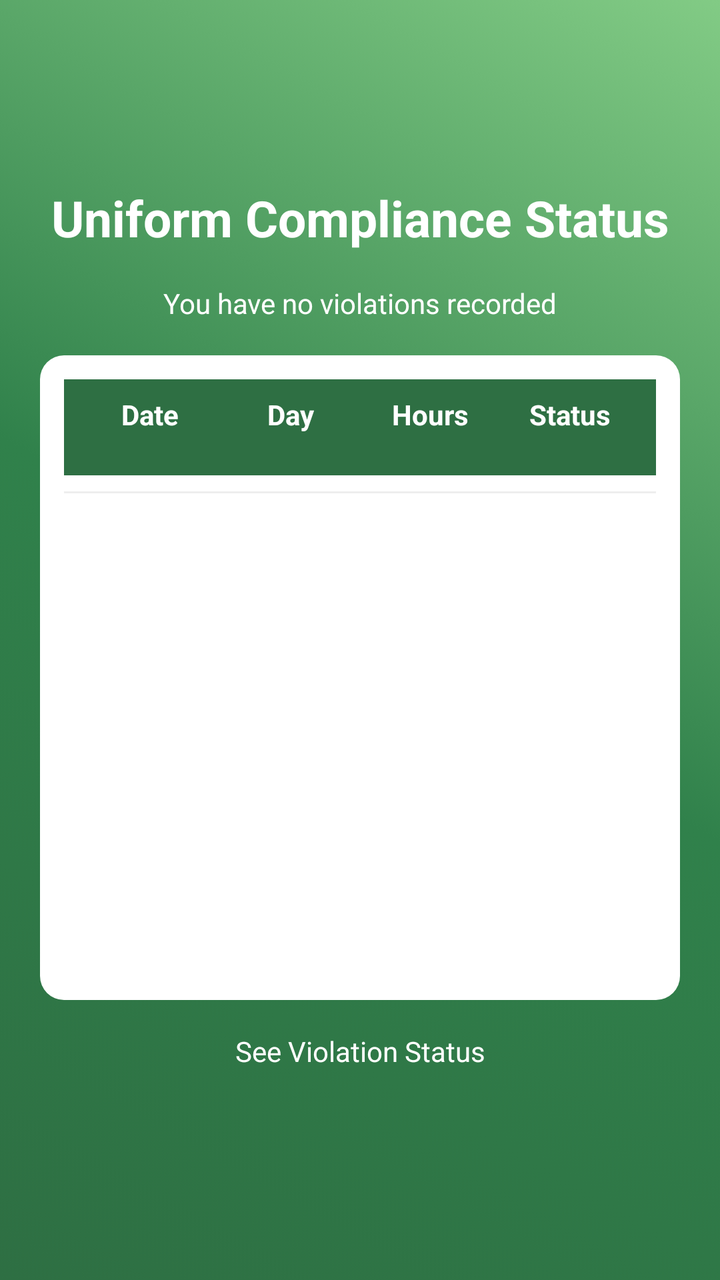
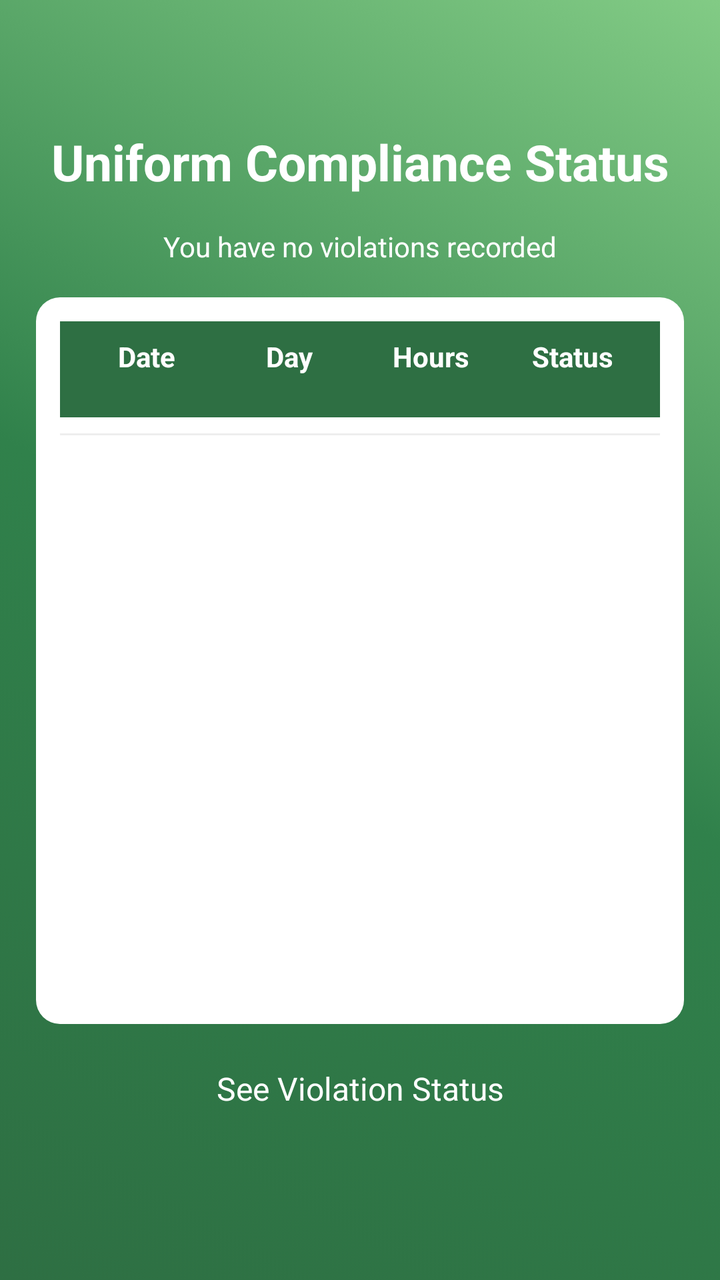

An Android layout rendered at two revisions. The XML below is the earlier revision; the diff shows what the commit changed to produce the second picture.
<!-- AndroidManifest.xml: application theme Theme.RFID -->
<!-- res/layout/fragment_status.xml -->
<?xml version="1.0" encoding="utf-8"?>
<androidx.constraintlayout.widget.ConstraintLayout xmlns:android="http://schemas.android.com/apk/res/android"
    xmlns:tools="http://schemas.android.com/tools"
    android:layout_width="match_parent"
    android:layout_height="match_parent"
    android:padding="20dp"
    xmlns:app="http://schemas.android.com/apk/res-auto"
    android:background="@drawable/gradient_background"
    tools:context=".main_app.StatusFragment">

    <androidx.constraintlayout.widget.Guideline
        android:id="@+id/guideTop"
        android:layout_width="wrap_content"
        android:layout_height="wrap_content"
        android:orientation="horizontal"
        app:layout_constraintGuide_percent="0.12" />

    <androidx.constraintlayout.widget.Guideline
        android:id="@+id/guideBottom"
        android:layout_width="wrap_content"
        android:layout_height="wrap_content"
        android:orientation="horizontal"
        app:layout_constraintGuide_percent="0.8" />

    <TextView
        android:id="@+id/textView30"
        android:layout_width="wrap_content"
        android:layout_height="wrap_content"
        android:text="Uniform Compliance Status"
        android:textColor="@color/white"
        android:textSize="25sp"
        android:textStyle="bold"
        app:layout_constraintTop_toBottomOf="@id/guideTop"
        app:layout_constraintEnd_toEndOf="parent"
        app:layout_constraintStart_toStartOf="parent"/>

    <TextView
        android:id="@+id/textView32"
        android:layout_width="225dp"
        android:layout_height="40dp"
        android:gravity="center"
        android:layout_marginVertical="6dp"
        android:text="You have no violations recorded"
        android:textColor="@color/white"
        app:layout_constraintBottom_toTopOf="@+id/linearLayout10"
        app:layout_constraintEnd_toEndOf="parent"
        app:layout_constraintStart_toStartOf="parent"
        app:layout_constraintTop_toBottomOf="@+id/textView30" />

    <LinearLayout
        android:id="@+id/linearLayout10"
        android:layout_width="match_parent"
        android:layout_height="0dp"
        android:background="@drawable/rounded_white_bg"
        android:orientation="vertical"
        android:padding="12dp"
        app:layout_constraintEnd_toEndOf="parent"
        app:layout_constraintStart_toStartOf="parent"
        app:layout_constraintTop_toBottomOf="@+id/textView32"
        app:layout_constraintBottom_toTopOf="@id/guideBottom"
        tools:ignore="MissingConstraints">

        <LinearLayout
            android:layout_width="match_parent"
            android:layout_height="48dp"
            android:background="@color/green"
            android:orientation="horizontal"
            android:padding="8dp">

            <TextView
                android:layout_width="0dp"
                android:layout_height="wrap_content"
                android:layout_weight="1"
                android:text="Date"
                android:gravity="center"
                android:textColor="#FFFFFF"
                android:textStyle="bold" />

            <TextView
                android:layout_width="0dp"
                android:layout_height="wrap_content"
                android:layout_weight="1"
                android:text="Day"
                android:gravity="center"
                android:textColor="#FFFFFF"
                android:textStyle="bold" />

            <TextView
                android:layout_width="0dp"
                android:layout_height="wrap_content"
                android:layout_weight="1"
                android:text="Hours"
                android:gravity="center"
                android:textColor="#FFFFFF"
                android:textStyle="bold" />

            <TextView
                android:layout_width="0dp"
                android:layout_height="wrap_content"
                android:layout_weight="1"
                android:text="Status"
                android:gravity="center"
                android:textColor="#FFFFFF"
                android:textStyle="bold" />
        </LinearLayout>

        <ScrollView
            android:layout_width="match_parent"
            android:layout_height="match_parent"
            android:paddingTop="8dp">

            <LinearLayout
                android:id="@+id/table_content_container"
                android:layout_width="match_parent"
                android:layout_height="wrap_content"
                android:orientation="vertical">

                <View
                    android:layout_width="match_parent"
                    android:layout_height="1dp"
                    android:background="#EEE" />

            </LinearLayout>
        </ScrollView>
    </LinearLayout>

    <TextView
        android:id="@+id/hplViolationStatus"
        android:text="See Violation Status"
        android:textColor="@color/white"
        android:layout_marginTop="16dp"
        android:clickable="true"
        android:layout_width="wrap_content"
        android:layout_height="wrap_content"
        app:layout_constraintTop_toBottomOf="@id/guideBottom"
        app:layout_constraintEnd_toEndOf="parent"
        app:layout_constraintStart_toStartOf="parent"/>

</androidx.constraintlayout.widget.ConstraintLayout>
<!-- resources referenced by this layout -->
<resources>
  <color name="green">#2E6F43</color>
  <color name="white">#FFFFFFFF</color>
  <!-- drawable gradient_background (drawable) -->
  <?xml version="1.0" encoding="utf-8"?>
  <selector xmlns:android="http://schemas.android.com/apk/res/android">
      <item>
          <shape>
              <gradient
                  android:angle="45"
                  android:startColor="#2E6F43"
                  android:centerColor="#30814B"
                  android:endColor="#82CB85"
                  android:type="linear"
                  />
          </shape>
      </item>
  
  </selector>
  <!-- drawable rounded_white_bg (drawable) -->
  <shape xmlns:android="http://schemas.android.com/apk/res/android">
      <solid android:color="#FFFFFF" />
      <corners android:radius="12dp" />
      <padding android:left="8dp" android:top="8dp" android:right="8dp" android:bottom="8dp"/>
  </shape>
  <style name="Theme.RFID" parent="Base.Theme.RFID" />
  <style name="Base.Theme.RFID" parent="Theme.AppCompat.Light.NoActionBar">
          
          
      </style>
</resources>

<!-- the commit's change to res/layout/fragment_status.xml (unified diff, before → after) -->
@@ -3,9 +3,8 @@
     xmlns:tools="http://schemas.android.com/tools"
     android:layout_width="match_parent"
     android:layout_height="match_parent"
-    android:padding="20dp"
+    android:background="@drawable/gradient_background"
     xmlns:app="http://schemas.android.com/apk/res-auto"
-    android:background="@drawable/gradient_background"
     tools:context=".main_app.StatusFragment">
 
     <androidx.constraintlayout.widget.Guideline
@@ -13,14 +12,43 @@
         android:layout_width="wrap_content"
         android:layout_height="wrap_content"
         android:orientation="horizontal"
-        app:layout_constraintGuide_percent="0.12" />
+        app:layout_constraintGuide_percent="0.10" />
 
     <androidx.constraintlayout.widget.Guideline
-        android:id="@+id/guideBottom"
+        android:id="@+id/guideTitleBottom"
         android:layout_width="wrap_content"
         android:layout_height="wrap_content"
         android:orientation="horizontal"
-        app:layout_constraintGuide_percent="0.8" />
+        app:layout_constraintGuide_percent="0.20" />
+
+    <androidx.constraintlayout.widget.Guideline
+        android:id="@+id/guideLinkTop"
+        android:layout_width="wrap_content"
+        android:layout_height="wrap_content"
+        android:orientation="horizontal"
+        app:layout_constraintGuide_percent="0.80" />
+
+    <androidx.constraintlayout.widget.Guideline
+        android:id="@+id/guide_h_bottom_nav_anchor"
+        android:layout_width="wrap_content"
+        android:layout_height="wrap_content"
+        android:orientation="horizontal"
+        app:layout_constraintGuide_percent="0.90" />
+
+    <androidx.constraintlayout.widget.Guideline
+        android:id="@+id/guide_v_margin_start"
+        android:layout_width="wrap_content"
+        android:layout_height="wrap_content"
+        android:orientation="vertical"
+        app:layout_constraintGuide_percent="0.05" />
+
+    <androidx.constraintlayout.widget.Guideline
+        android:id="@+id/guide_v_margin_end"
+        android:layout_width="wrap_content"
+        android:layout_height="wrap_content"
+        android:orientation="vertical"
+        app:layout_constraintGuide_percent="0.95" />
+
 
     <TextView
         android:id="@+id/textView30"
@@ -30,34 +58,36 @@
         android:textColor="@color/white"
         android:textSize="25sp"
         android:textStyle="bold"
-        app:layout_constraintTop_toBottomOf="@id/guideTop"
+        app:layout_constraintTop_toTopOf="@id/guideTop"
+        app:layout_constraintBottom_toTopOf="@id/textView32"
         app:layout_constraintEnd_toEndOf="parent"
         app:layout_constraintStart_toStartOf="parent"/>
 
     <TextView
         android:id="@+id/textView32"
-        android:layout_width="225dp"
-        android:layout_height="40dp"
+        android:layout_width="0dp"
+        android:layout_height="wrap_content"
         android:gravity="center"
-        android:layout_marginVertical="6dp"
+        android:layout_marginTop="16dp"
         android:text="You have no violations recorded"
         android:textColor="@color/white"
-        app:layout_constraintBottom_toTopOf="@+id/linearLayout10"
-        app:layout_constraintEnd_toEndOf="parent"
-        app:layout_constraintStart_toStartOf="parent"
-        app:layout_constraintTop_toBottomOf="@+id/textView30" />
+        app:layout_constraintEnd_toStartOf="@+id/guide_v_margin_end"
+        app:layout_constraintStart_toStartOf="@+id/guide_v_margin_start"
+        app:layout_constraintTop_toBottomOf="@+id/textView30"
+        app:layout_constraintBottom_toTopOf="@+id/linearLayout10" />
 
     <LinearLayout
         android:id="@+id/linearLayout10"
-        android:layout_width="match_parent"
+        android:layout_width="0dp"
         android:layout_height="0dp"
+        android:layout_marginTop="16dp"
         android:background="@drawable/rounded_white_bg"
         android:orientation="vertical"
         android:padding="12dp"
-        app:layout_constraintEnd_toEndOf="parent"
-        app:layout_constraintStart_toStartOf="parent"
+        app:layout_constraintEnd_toStartOf="@+id/guide_v_margin_end"
+        app:layout_constraintStart_toStartOf="@+id/guide_v_margin_start"
         app:layout_constraintTop_toBottomOf="@+id/textView32"
-        app:layout_constraintBottom_toTopOf="@id/guideBottom"
+        app:layout_constraintBottom_toTopOf="@id/guideLinkTop"
         tools:ignore="MissingConstraints">
 
         <LinearLayout
@@ -128,11 +158,13 @@
         android:id="@+id/hplViolationStatus"
         android:text="See Violation Status"
         android:textColor="@color/white"
-        android:layout_marginTop="16dp"
+        android:textSize="16sp"
         android:clickable="true"
+        android:focusable="true"
         android:layout_width="wrap_content"
         android:layout_height="wrap_content"
-        app:layout_constraintTop_toBottomOf="@id/guideBottom"
+        app:layout_constraintTop_toTopOf="@id/guideLinkTop"
+        app:layout_constraintBottom_toTopOf="@id/guide_h_bottom_nav_anchor"
         app:layout_constraintEnd_toEndOf="parent"
         app:layout_constraintStart_toStartOf="parent"/>
 
